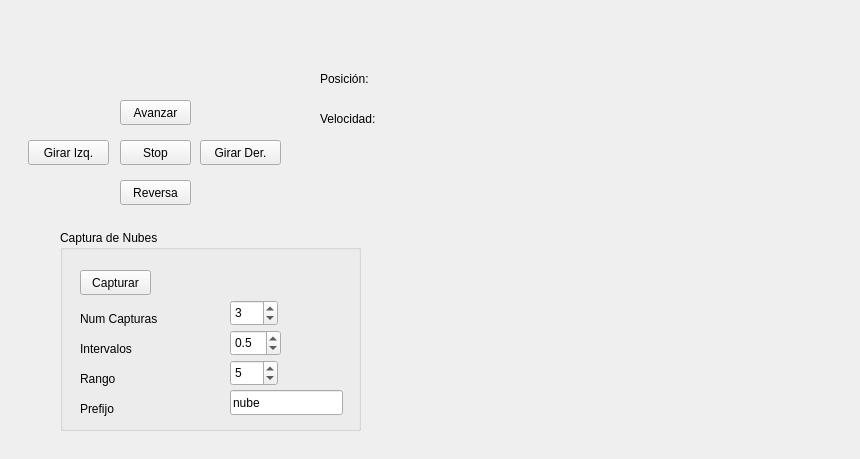
Qt form GUI/telecomando.ui (Nickleon16/APP_LIDAR) before a commit.
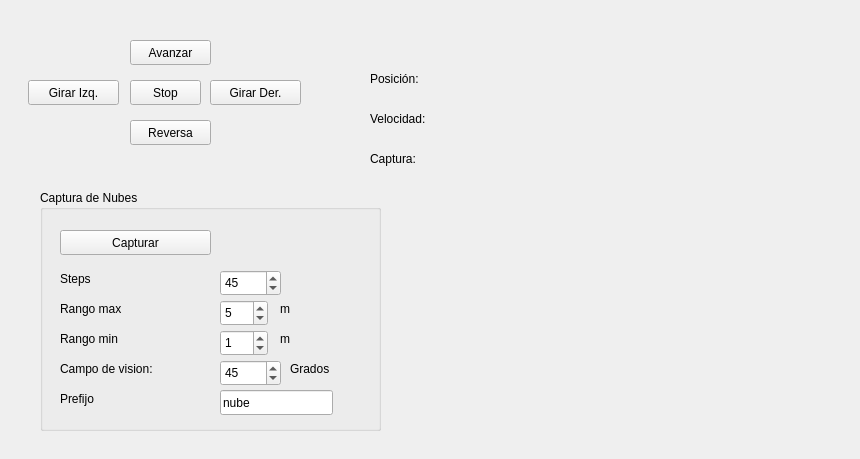
The same form after that commit.

What changed in the file:
```diff
--- a/GUI/telecomando.ui
+++ b/GUI/telecomando.ui
@@ -16,9 +16,9 @@
   <widget class="QPushButton" name="avanzarPushButton">
    <property name="geometry">
     <rect>
-     <x>120</x>
-     <y>100</y>
-     <width>71</width>
+     <x>130</x>
+     <y>40</y>
+     <width>81</width>
      <height>25</height>
     </rect>
    </property>
@@ -29,9 +29,9 @@
   <widget class="QPushButton" name="reversaPushButton">
    <property name="geometry">
     <rect>
-     <x>120</x>
-     <y>180</y>
-     <width>71</width>
+     <x>130</x>
+     <y>120</y>
+     <width>81</width>
      <height>25</height>
     </rect>
    </property>
@@ -43,8 +43,8 @@
    <property name="geometry">
     <rect>
      <x>28</x>
-     <y>140</y>
-     <width>81</width>
+     <y>80</y>
+     <width>91</width>
      <height>25</height>
     </rect>
    </property>
@@ -55,9 +55,9 @@
   <widget class="QPushButton" name="derechaPushButton">
    <property name="geometry">
     <rect>
-     <x>200</x>
-     <y>140</y>
-     <width>81</width>
+     <x>210</x>
+     <y>80</y>
+     <width>91</width>
      <height>25</height>
     </rect>
    </property>
@@ -68,8 +68,8 @@
   <widget class="QPushButton" name="stopPushButton">
    <property name="geometry">
     <rect>
-     <x>120</x>
-     <y>140</y>
+     <x>130</x>
+     <y>80</y>
      <width>71</width>
      <height>25</height>
     </rect>
@@ -81,36 +81,36 @@
   <widget class="QLabel" name="posicionLabel">
    <property name="geometry">
     <rect>
-     <x>320</x>
+     <x>490</x>
      <y>70</y>
-     <width>241</width>
+     <width>311</width>
      <height>17</height>
     </rect>
    </property>
    <property name="text">
-    <string>Posición:</string>
+    <string/>
    </property>
   </widget>
   <widget class="QLabel" name="velocidadLabel">
    <property name="geometry">
     <rect>
-     <x>320</x>
+     <x>490</x>
      <y>110</y>
-     <width>381</width>
+     <width>311</width>
      <height>17</height>
     </rect>
    </property>
    <property name="text">
-    <string>Velocidad:</string>
+    <string/>
    </property>
   </widget>
   <widget class="QGroupBox" name="groupBox">
    <property name="geometry">
     <rect>
-     <x>60</x>
-     <y>230</y>
-     <width>301</width>
-     <height>201</height>
+     <x>40</x>
+     <y>190</y>
+     <width>341</width>
+     <height>241</height>
     </rect>
    </property>
    <property name="title">
@@ -121,7 +121,7 @@
      <rect>
       <x>20</x>
       <y>40</y>
-      <width>71</width>
+      <width>151</width>
       <height>25</height>
      </rect>
     </property>
@@ -129,69 +129,24 @@
      <string>Capturar</string>
     </property>
    </widget>
-   <widget class="QLabel" name="label_19">
-    <property name="geometry">
-     <rect>
-      <x>20</x>
-      <y>80</y>
-      <width>111</width>
-      <height>17</height>
-     </rect>
-    </property>
-    <property name="text">
-     <string>Num Capturas</string>
-    </property>
-   </widget>
-   <widget class="QSpinBox" name="numCapturasSpinBox">
-    <property name="geometry">
-     <rect>
-      <x>170</x>
-      <y>70</y>
-      <width>48</width>
-      <height>26</height>
-     </rect>
-    </property>
-    <property name="maximum">
-     <number>10</number>
-    </property>
-    <property name="singleStep">
-     <number>1</number>
-    </property>
-    <property name="value">
-     <number>3</number>
-    </property>
-   </widget>
    <widget class="QLabel" name="label_22">
     <property name="geometry">
      <rect>
       <x>20</x>
-      <y>140</y>
-      <width>111</width>
-      <height>17</height>
-     </rect>
-    </property>
-    <property name="text">
-     <string>Rango</string>
-    </property>
-   </widget>
-   <widget class="QLabel" name="label_20">
-    <property name="geometry">
-     <rect>
-      <x>20</x>
       <y>110</y>
       <width>111</width>
       <height>17</height>
      </rect>
     </property>
     <property name="text">
-     <string>Intervalos</string>
+     <string>Rango max</string>
     </property>
    </widget>
    <widget class="QLabel" name="label_21">
     <property name="geometry">
      <rect>
       <x>20</x>
-      <y>170</y>
+      <y>200</y>
       <width>111</width>
       <height>17</height>
      </rect>
@@ -200,15 +155,18 @@
      <string>Prefijo</string>
     </property>
    </widget>
-   <widget class="QSpinBox" name="rangoSpinBox">
+   <widget class="QSpinBox" name="rangoMaxSpinBox">
     <property name="geometry">
      <rect>
-      <x>170</x>
-      <y>130</y>
+      <x>180</x>
+      <y>110</y>
       <width>48</width>
       <height>26</height>
      </rect>
     </property>
+    <property name="minimum">
+     <number>2</number>
+    </property>
     <property name="maximum">
      <number>10</number>
     </property>
@@ -222,8 +180,8 @@
    <widget class="QLineEdit" name="prefijoLineEdit">
     <property name="geometry">
      <rect>
-      <x>170</x>
-      <y>160</y>
+      <x>180</x>
+      <y>200</y>
       <width>113</width>
       <height>25</height>
      </rect>
@@ -232,28 +190,202 @@
      <string>nube</string>
     </property>
    </widget>
-   <widget class="QDoubleSpinBox" name="doubleSpinBox">
+   <widget class="QLabel" name="label_26">
     <property name="geometry">
      <rect>
-      <x>170</x>
-      <y>100</y>
-      <width>51</width>
+      <x>20</x>
+      <y>80</y>
+      <width>151</width>
+      <height>17</height>
+     </rect>
+    </property>
+    <property name="text">
+     <string>Steps</string>
+    </property>
+   </widget>
+   <widget class="QLabel" name="label_24">
+    <property name="geometry">
+     <rect>
+      <x>20</x>
+      <y>140</y>
+      <width>111</width>
+      <height>17</height>
+     </rect>
+    </property>
+    <property name="text">
+     <string>Rango min</string>
+    </property>
+   </widget>
+   <widget class="QSpinBox" name="rangoMinSpinBox">
+    <property name="geometry">
+     <rect>
+      <x>180</x>
+      <y>140</y>
+      <width>48</width>
       <height>26</height>
      </rect>
     </property>
-    <property name="decimals">
+    <property name="minimum">
+     <number>0</number>
+    </property>
+    <property name="maximum">
+     <number>9</number>
+    </property>
+    <property name="singleStep">
      <number>1</number>
     </property>
+    <property name="value">
+     <number>1</number>
+    </property>
+   </widget>
+   <widget class="QLabel" name="label_10">
+    <property name="geometry">
+     <rect>
+      <x>240</x>
+      <y>110</y>
+      <width>41</width>
+      <height>17</height>
+     </rect>
+    </property>
+    <property name="text">
+     <string>m</string>
+    </property>
+   </widget>
+   <widget class="QLabel" name="label_11">
+    <property name="geometry">
+     <rect>
+      <x>240</x>
+      <y>140</y>
+      <width>41</width>
+      <height>17</height>
+     </rect>
+    </property>
+    <property name="text">
+     <string>m</string>
+    </property>
+   </widget>
+   <widget class="QLabel" name="label_9">
+    <property name="geometry">
+     <rect>
+      <x>250</x>
+      <y>170</y>
+      <width>67</width>
+      <height>17</height>
+     </rect>
+    </property>
+    <property name="text">
+     <string>Grados</string>
+    </property>
+   </widget>
+   <widget class="QLabel" name="label_23">
+    <property name="geometry">
+     <rect>
+      <x>20</x>
+      <y>170</y>
+      <width>131</width>
+      <height>17</height>
+     </rect>
+    </property>
+    <property name="text">
+     <string>Campo de vision:</string>
+    </property>
+   </widget>
+   <widget class="QSpinBox" name="fovSpinBox">
+    <property name="geometry">
+     <rect>
+      <x>180</x>
+      <y>170</y>
+      <width>61</width>
+      <height>26</height>
+     </rect>
+    </property>
+    <property name="minimum">
+     <number>0</number>
+    </property>
     <property name="maximum">
-     <double>10.000000000000000</double>
+     <number>270</number>
     </property>
     <property name="singleStep">
-     <double>0.100000000000000</double>
+     <number>15</number>
     </property>
     <property name="value">
-     <double>0.500000000000000</double>
+     <number>45</number>
     </property>
    </widget>
+   <widget class="QSpinBox" name="stepsSpinBox">
+    <property name="geometry">
+     <rect>
+      <x>180</x>
+      <y>80</y>
+      <width>61</width>
+      <height>26</height>
+     </rect>
+    </property>
+    <property name="minimum">
+     <number>0</number>
+    </property>
+    <property name="maximum">
+     <number>270</number>
+    </property>
+    <property name="singleStep">
+     <number>15</number>
+    </property>
+    <property name="value">
+     <number>45</number>
+    </property>
+   </widget>
+  </widget>
+  <widget class="QLabel" name="logCapturaLabel">
+   <property name="geometry">
+    <rect>
+     <x>490</x>
+     <y>150</y>
+     <width>311</width>
+     <height>17</height>
+    </rect>
+   </property>
+   <property name="text">
+    <string/>
+   </property>
+  </widget>
+  <widget class="QLabel" name="posicionLabel_3">
+   <property name="geometry">
+    <rect>
+     <x>370</x>
+     <y>150</y>
+     <width>91</width>
+     <height>17</height>
+    </rect>
+   </property>
+   <property name="text">
+    <string>Captura:</string>
+   </property>
+  </widget>
+  <widget class="QLabel" name="posicionLabel_4">
+   <property name="geometry">
+    <rect>
+     <x>370</x>
+     <y>70</y>
+     <width>111</width>
+     <height>17</height>
+    </rect>
+   </property>
+   <property name="text">
+    <string>Posición:</string>
+   </property>
+  </widget>
+  <widget class="QLabel" name="velocidadLabel_2">
+   <property name="geometry">
+    <rect>
+     <x>370</x>
+     <y>110</y>
+     <width>91</width>
+     <height>17</height>
+    </rect>
+   </property>
+   <property name="text">
+    <string>Velocidad:</string>
+   </property>
   </widget>
  </widget>
  <resources/>
```
